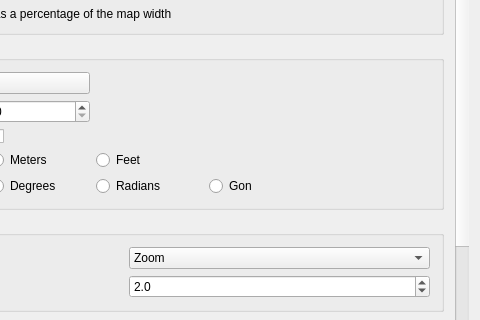
The window that src/ui/qgsoptionsbase.ui (qgis/QGIS) describes before a commit, drawn with Qt 5; both pictures show x 368 to 848 and y 175 to 495 of the 848 by 578 pixel window.
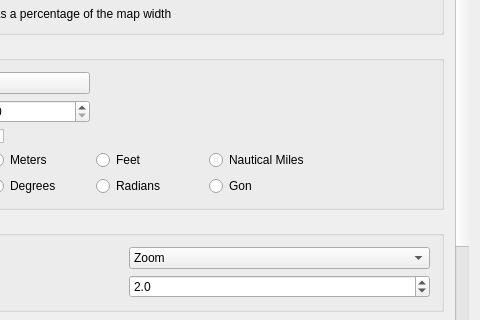
The same window after the commit. The open tabs and pages were chosen to show the change. Icons and pictures are not drawn. Custom widgets are drawn as their Qt base class.

Commit message: Commit by jtornero: ADDING SUPPORT FOR MEASUREMENTS IN NAUTICAL MILES

Diff of the .ui file:
```diff
--- a/src/ui/qgsoptionsbase.ui
+++ b/src/ui/qgsoptionsbase.ui
@@ -2522,6 +2522,13 @@
                     </property>
                    </widget>
                   </item>
+		    <item row="5" column="3">
+                   <widget class="QRadioButton" name="radNautical">
+                    <property name="text">
+                     <string>Nautical Miles</string>
+                    </property>
+                   </widget>
+                  </item>
                   <item row="6" column="0">
                    <widget class="QLabel" name="mAngleUnitsLabel">
                     <property name="text">
```
The commit also changes 7 other files.
